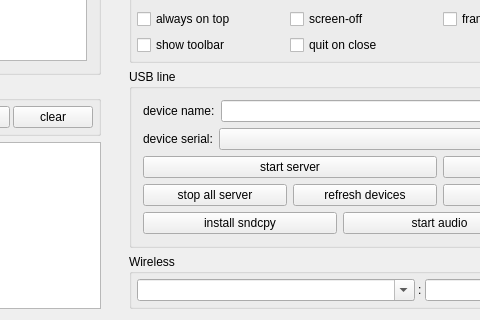
Above: upstream/QtScrcpy/QtScrcpy/ui/dialog.ui from mucholocco86/fisicos before the change; both pictures show x 532 to 1012 and y 228 to 548 of the 1293 by 548 pixel window. Below: the same form after it.
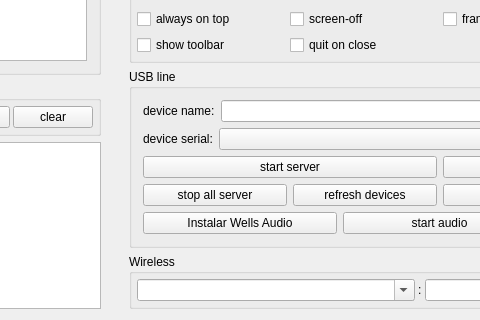
That is the form after the change.

Commit message: chore(wells-conect): rename install audio button and window title

Diff of the .ui file:
```diff
--- a/upstream/QtScrcpy/QtScrcpy/ui/dialog.ui
+++ b/upstream/QtScrcpy/QtScrcpy/ui/dialog.ui
@@ -1209,7 +1209,7 @@
                </sizepolicy>
               </property>
               <property name="text">
-               <string>install sndcpy</string>
+               <string>Instalar Wells Audio</string>
               </property>
              </widget>
             </item>
```
Left out of the diff: 2 changed lines with no effect on the pictures.
